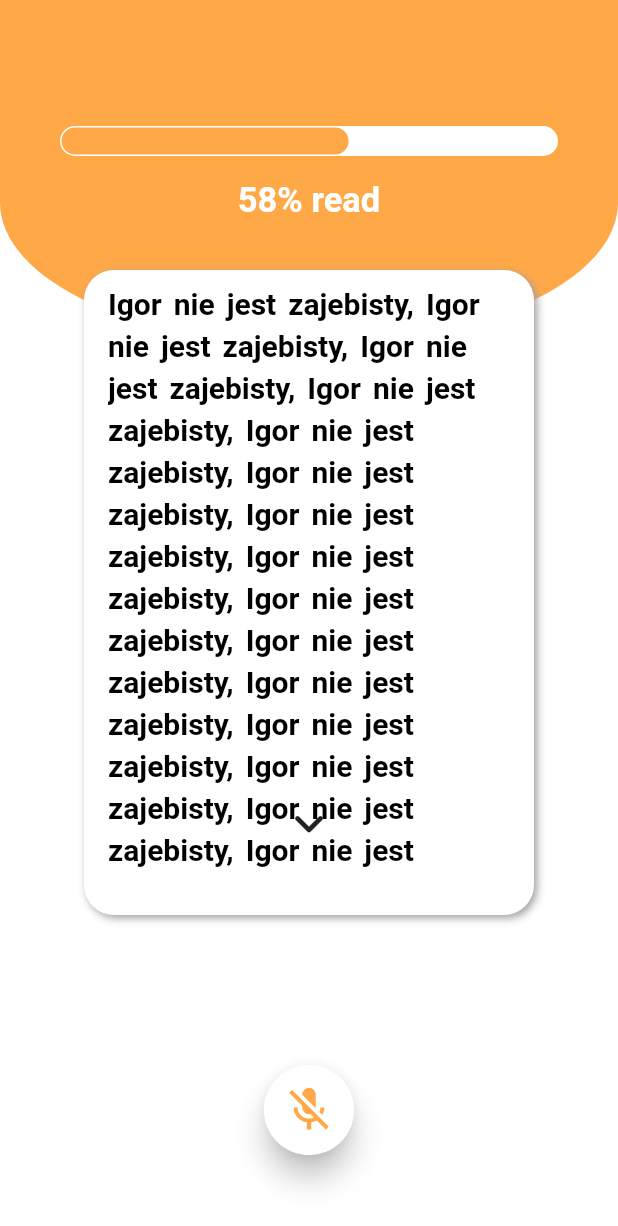
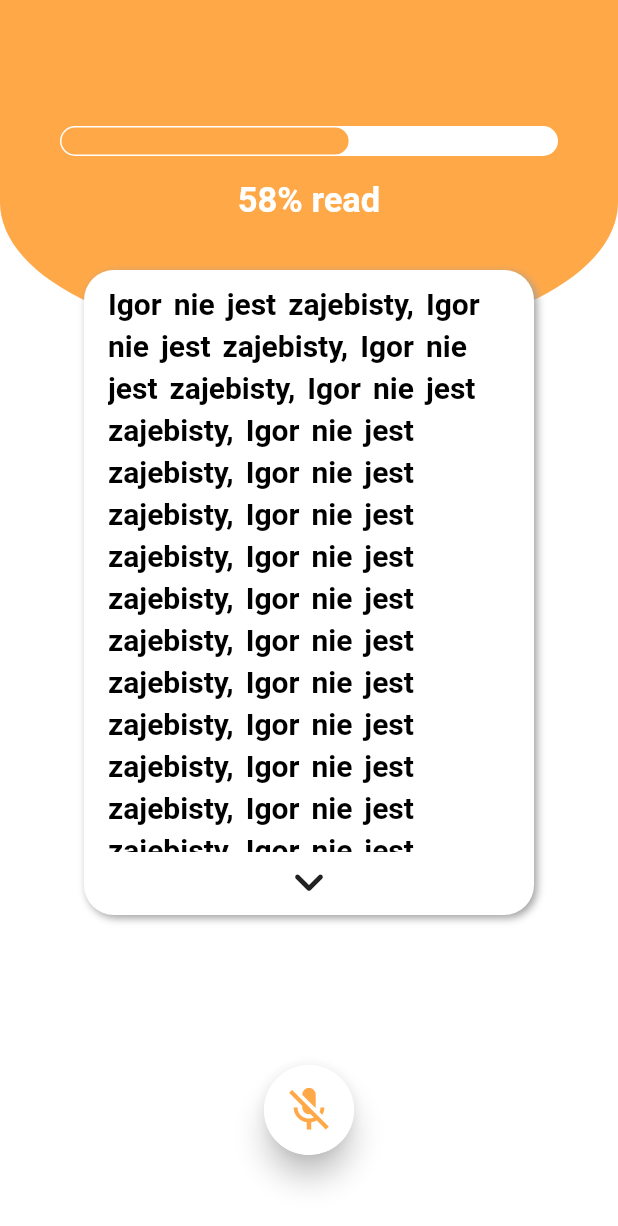
Before and after one commit to mux0nn/text_herring, a Flutter app: the screen it shows after launch, on a phone screen of 412 x 824 dp. Shown: the top 1226 px of the screen. Run offline on Flutter 3.47's test engine with Material 2 defaults, Android fonts, the phone set to English and light mode, and no system bars; drawn by our look-alikes of avatar_glow, percent_indicator; our stand-ins replace flutter_hooks.

Commit message:
Fix main container style and animations

```diff
--- a/lib/reading.dart
+++ b/lib/reading.dart
@@ -112,10 +112,10 @@ class ReadSite extends HookWidget {
                  // maxHeight: expanded.value ? double.maxFinite:430.0),
                   width: expanded.value ? double.maxFinite:300.0,
                   height: expanded.value ? double.maxFinite:430.0,
-                  padding:expanded.value ?const EdgeInsets.only(left:22, right:22, top: 35, bottom: 45):const EdgeInsets.only(left:16, right:16, top: 8, bottom: 30),
+                  padding:expanded.value ?const EdgeInsets.only(left:22, right:22, top: 35, bottom: 5):const EdgeInsets.only(left:16, right:16, top: 8, bottom: 2),
                   decoration: BoxDecoration(
                   color: white,
-                  borderRadius: BorderRadius.circular(20),
+                  borderRadius: expanded.value ? null:BorderRadius.circular(20),
                   boxShadow: const [
                     BoxShadow(
                     color: Colors.grey,
@@ -124,6 +124,13 @@ class ReadSite extends HookWidget {
                     ),
                    ],
                   ),
+                  child: Column(
+                    mainAxisSize: MainAxisSize.min,
+                    mainAxisAlignment: MainAxisAlignment.start,
+
+                    children: [
+                      Expanded(
+                        flex: 1,
                         child: SingleChildScrollView(
                           scrollDirection: Axis.vertical,
                             child:
@@ -140,33 +147,24 @@ class ReadSite extends HookWidget {
                                         ),
                                         ),
                           ),
-              )
                       ),
-
-         Positioned( bottom: expanded.value ? 5:255,
-              child: GestureDetector(
-      onTap: (){
-        expanded.value = !expanded.value;
-      },
-      child: Container(
-          height: expanded.value ? 38:27,
-          width: expanded.value ? 1000:300,
-          color: Colors.transparent,
-      )
-              )
-         ),
-
-                Positioned(
-                  bottom: expanded.value ? 45:255,
-                  child: GestureDetector(
+                        GestureDetector(
                           onTap: () {
                             expanded.value = !expanded.value;
                           },
-                    child: AnimatedRotation(
+                          child: Stack(
+                            alignment: Alignment.bottomCenter,
+                            children: [
+                              Container(
+                                height: expanded.value ? 55:36,
+                                width: expanded.value ? double.maxFinite:double.maxFinite,
+                                color: Colors.transparent,
+                            ),
+                              AnimatedRotation(
                       turns: expanded.value ? 0.5:0,
-                      alignment: Alignment.bottomCenter,
                       curve: Curves.easeInOut,
-                      duration: const Duration(milliseconds: 400),
+                      alignment: Alignment.center,
+                      duration: const Duration(milliseconds: 200),
                       child: const RotatedBox(
                         quarterTurns: 1,
                         child: Icon(
@@ -176,7 +174,13 @@ class ReadSite extends HookWidget {
                     ),
                       ),
                     ),
+                            ],
                           ),
+                        )
+
+                    ],
+                  ),
+              )
          ),
       ],
      )
```
Lines whose indentation alone changed are shown as unchanged.
